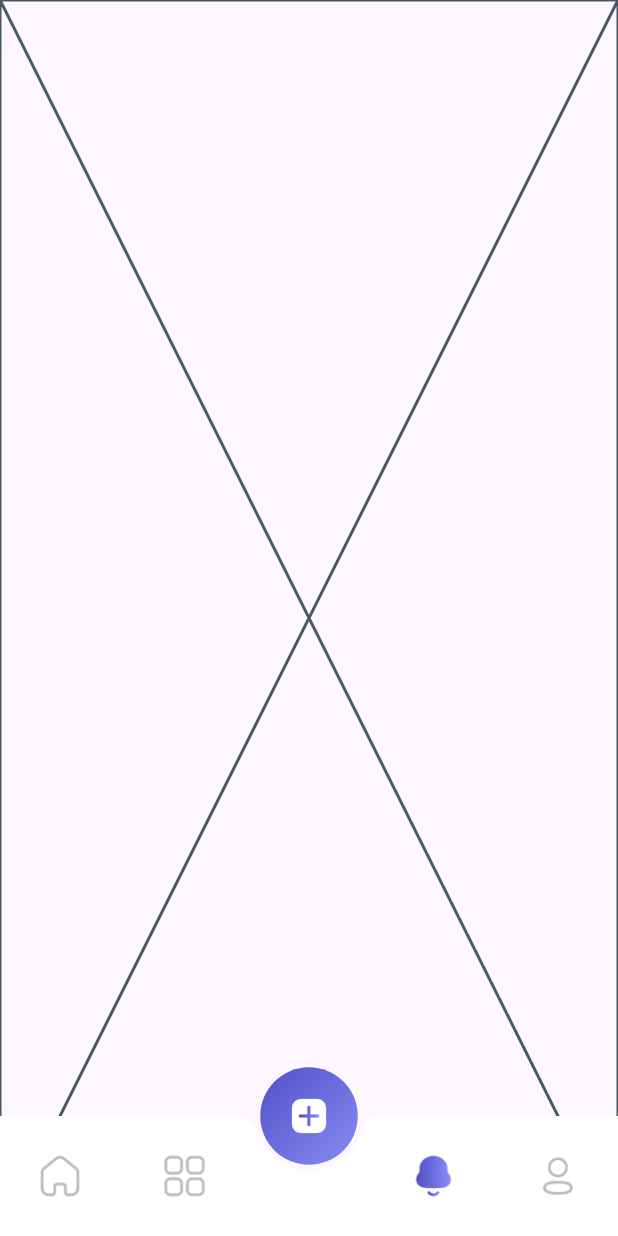
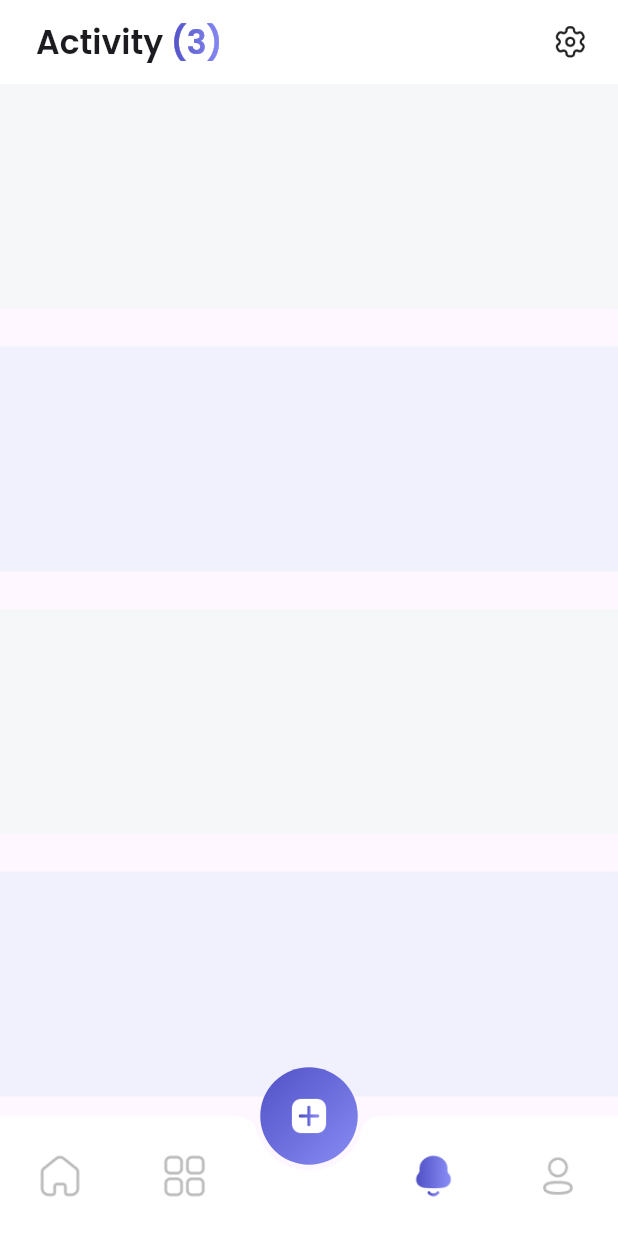
Before and after one commit to cfkim/news_app, a Flutter app: the screen it shows after launch, item 3 of the bottom bar chosen, on a phone screen of 412 x 824 dp. Run offline on Flutter 3.47's test engine with Material 3 defaults, Android fonts, the phone set to English and light mode, and no system bars.

Commit message:
Update poll card view. Begin notifications view.

```diff
--- /dev/null
+++ b/lib/models/notifications_model.dart
@@ -0,0 +1,51 @@
+import 'package:flutter/material.dart';
+
+class NotificationModel {
+  final String person;
+  final DateTime date;
+  final String action; // "liked", "commented", or "posted"
+  final String imagePath; // Path to the image related to the notification
+  bool isRead;
+
+  NotificationModel({
+    required this.person,
+    required this.date,
+    required this.action,
+    required this.imagePath,
+    required this.isRead,
+  });
+
+  // Factory method to create a list of dummy notifications
+  static List<NotificationModel> getNotifications() {
+    return [
+      NotificationModel(
+        person: 'Alice',
+        date: DateTime.now().subtract(Duration(minutes: 5)),
+        action: 'liked',
+        imagePath: 'assets/images/post1.png',
+        isRead: true,
+      ),
+      NotificationModel(
+        person: 'Bob',
+        date: DateTime.now().subtract(Duration(hours: 1)),
+        action: 'commented',
+        imagePath: 'assets/images/post2.png',
+        isRead: false,
+      ),
+      NotificationModel(
+        person: 'Charlie',
+        date: DateTime.now().subtract(Duration(days: 1)),
+        action: 'posted',
+        imagePath: 'assets/images/post3.png',
+        isRead: true,
+      ),
+      NotificationModel(
+        person: 'David',
+        date: DateTime.now().subtract(Duration(days: 2)),
+        action: 'liked',
+        imagePath: 'assets/images/post4.png',
+        isRead: false,
+      ),
+    ];
+  }
+}
--- a/lib/pages/feed.dart
+++ b/lib/pages/feed.dart
@@ -30,7 +30,6 @@ class _FeedPageState extends State<FeedPage> {
       backgroundColor: Color(0xFFF3F5F7),
       body: ListView.separated(
         itemCount: feed.length,
-        shrinkWrap: true,
         separatorBuilder: (context, index) => const SizedBox(height: 25),
         padding: const EdgeInsets.only(
           top: 15,
@@ -60,6 +59,7 @@ class _FeedPageState extends State<FeedPage> {
                   ),
                 ),
                 Container(
+                  height: 230,
                   width: double.infinity,
                   child: FittedBox(
                     fit: BoxFit.contain, // Adjusts the image size while maintaining its aspect ratio
--- a/lib/pages/notifications.dart
+++ b/lib/pages/notifications.dart
@@ -1,4 +1,6 @@
 import 'package:flutter/material.dart';
+
+import '../models/notifications_model.dart';
 
 class NotificationsPage extends StatefulWidget {
   const NotificationsPage({super.key});
@@ -8,8 +10,66 @@ class NotificationsPage extends StatefulWidget {
 }
 
 class _NotificationsPageState extends State<NotificationsPage> {
+  int notification_count = 3;
+  List<NotificationModel> notifications = [];
+
+  void _getInitState() {
+    notifications = NotificationModel.getNotifications();
+  }
   @override
   Widget build(BuildContext context) {
-    return const Placeholder();
+    _getInitState();
+    return Scaffold(
+      appBar: appBar(context),
+      body: ListView.separated(
+        itemCount: notifications.length,
+        separatorBuilder: (context, index) => const SizedBox(height: 25),
+        itemBuilder: (context, index) {
+          return Container(
+            height: 150,
+            width: 300,
+            color: notifications[index].isRead ? Color(0xFFF6F7F9) : Color(0xFFF1F1FE),
+          );
+        }
+      )
+    );
+  }
+
+  AppBar appBar(BuildContext context) {
+    return AppBar(
+      title: Padding(
+        padding: const EdgeInsets.all(8.0),
+        child: Row(
+          children: [
+            Text('Activity', style: TextStyle(fontWeight: FontWeight.w600)),
+            SizedBox(width: 5),
+            ShaderMask(
+              shaderCallback: (bounds) => LinearGradient(
+                colors: [Color(0xFF5151C6), Color(0xFF888BF4)],
+                tileMode: TileMode.mirror,
+              ).createShader(bounds),
+              child: Text(
+                '(${notification_count})',
+                style: TextStyle(fontWeight: FontWeight.w600, color: Colors.white),
+              ),
+            ),
+          ],
+        ),
+      ),
+      backgroundColor: Colors.white,
+      actions: [
+        Padding(
+          padding: const EdgeInsets.all(8.0),
+          child: IconButton(
+            icon: Image.asset('assets/icons/settings.png', width: 25, height: 25),
+            tooltip: 'Show Snackbar',
+            onPressed: () {
+              ScaffoldMessenger.of(context).showSnackBar(
+                  const SnackBar(content: Text('This is a snackbar')));
+            },
+          ),
+        ),
+      ],
+    );
   }
 }
--- a/lib/pages/search.dart
+++ b/lib/pages/search.dart
@@ -64,7 +64,7 @@ class _SearchPageState extends State<SearchPage> {
   }
 
   Column _eventsSection(BuildContext context) {
-    final dateFormatter = DateFormat('yyyy-MM-dd');
+    final dateFormatter = DateFormat('MM/dd/yy');
     return Column(
         crossAxisAlignment: CrossAxisAlignment.start,
         children: [
@@ -136,7 +136,7 @@ class _SearchPageState extends State<SearchPage> {
                         ),
                       SizedBox(height: 10),
                       Padding(
-                        padding: const EdgeInsets.only(left: 8),
+                        padding: const EdgeInsets.symmetric(horizontal: 8),
                         child: Row(
                           children: [
                             Text(
```
Also changed, not shown: lib/pages/featured_poll.dart (+69 -16 lines), assets/icons/follow.png (added), assets/icons/settings.png (added), assets/images/pfp1.png (added), assets/images/pfp2.png (added).
